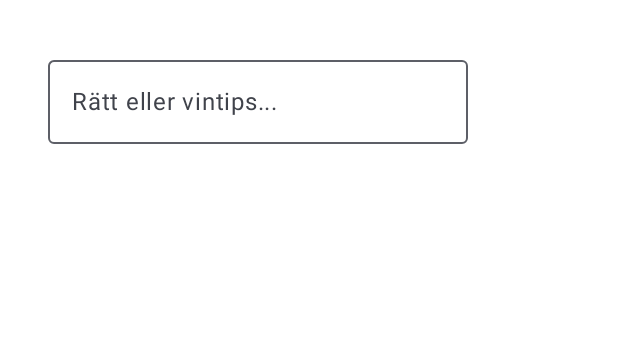
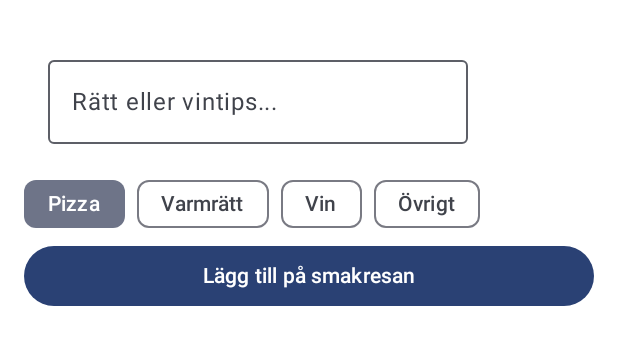
Before and after one commit to Patrikheden/Patriks.smakresa, an Android app built with Jetpack Compose: the @Preview function GreetingPreview, on a phone screen of 412 x 824 dp. Shown: the top 345 px of the screen. Run offline under Robolectric (Android 15) with nearby library versions, the phone set to English and light mode, and no system bars.

Commit message:
Lagt till state för kategorier, FilterChip och Spara-knapp

```diff
--- a/app/src/main/java/com/example/patrikssmakresa/MainActivity.kt
+++ b/app/src/main/java/com/example/patrikssmakresa/MainActivity.kt
@@ -22,6 +22,11 @@ import java.util.UUID
 import androidx.compose.runtime.getValue
 import androidx.compose.runtime.setValue
 import androidx.compose.material3.TopAppBar
+import androidx.compose.foundation.layout.Arrangement
+import androidx.compose.foundation.layout.Row
+import androidx.compose.foundation.layout.fillMaxWidth
+import androidx.compose.material3.FilterChip
+import androidx.compose.material3.Button
 
 data class RecipeItem(
     val id: String = UUID.randomUUID().toString(),
@@ -56,6 +61,9 @@ class MainActivity : ComponentActivity() {
 @Composable
 fun Greeting(name: String, modifier: Modifier = Modifier) {
     var titleInput by remember { mutableStateOf("") }
+    val categories = listOf("Pizza", "Varmrätt", "Vin", "Övrigt")
+    var selectedCategory by remember { mutableStateOf("Pizza") }
+
     Column(modifier = modifier.padding(16.dp)) {
         OutlinedTextField(
             value = titleInput,
@@ -63,8 +71,31 @@ fun Greeting(name: String, modifier: Modifier = Modifier) {
             label = { Text("Rätt eller vintips...") },
             modifier = modifier.padding(16.dp)
         )
+        Row(
+            horizontalArrangement = Arrangement.spacedBy(8.dp)
+        ) {
+            categories.forEach { category ->
+                FilterChip(
+                    selected = selectedCategory == category,
+                    onClick = { selectedCategory = category },
+                    label = { Text(category) }
+                )
+            }
+        }
+        Button(
+            onClick = {
+                if (titleInput.isNotBlank()) {
+                    titleInput = ""
+                }
+            },
+            modifier = Modifier.fillMaxWidth()
+        ) {
+            Text("Lägg till på smakresan")
+        }
     }
 }
+
+
 @Preview(showBackground = true)
 @Composable
 fun GreetingPreview() {
```
